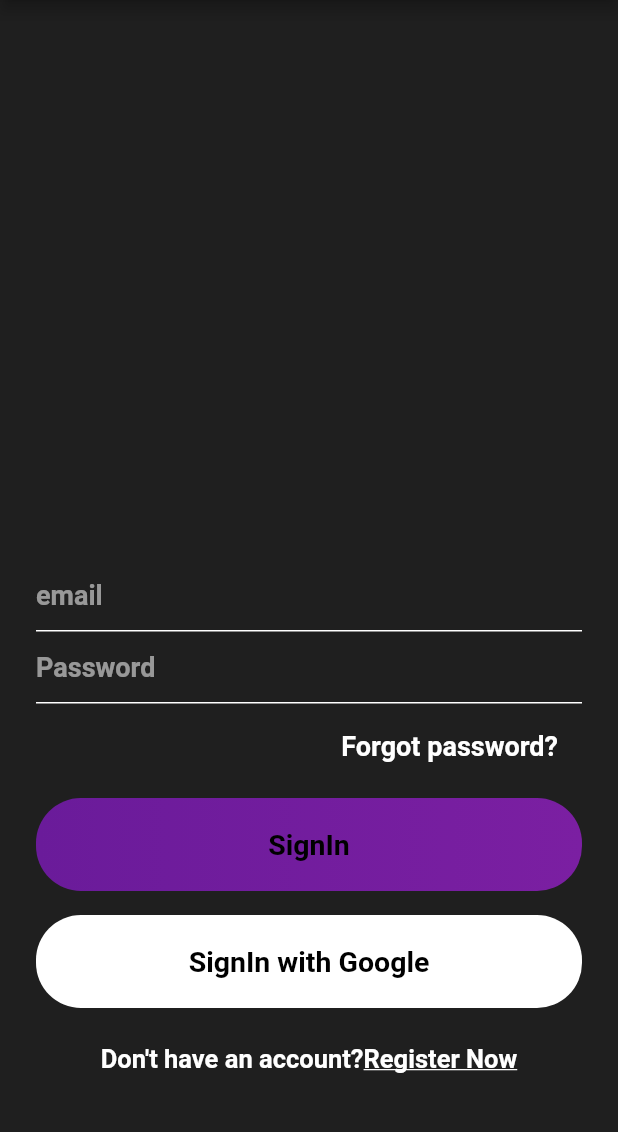
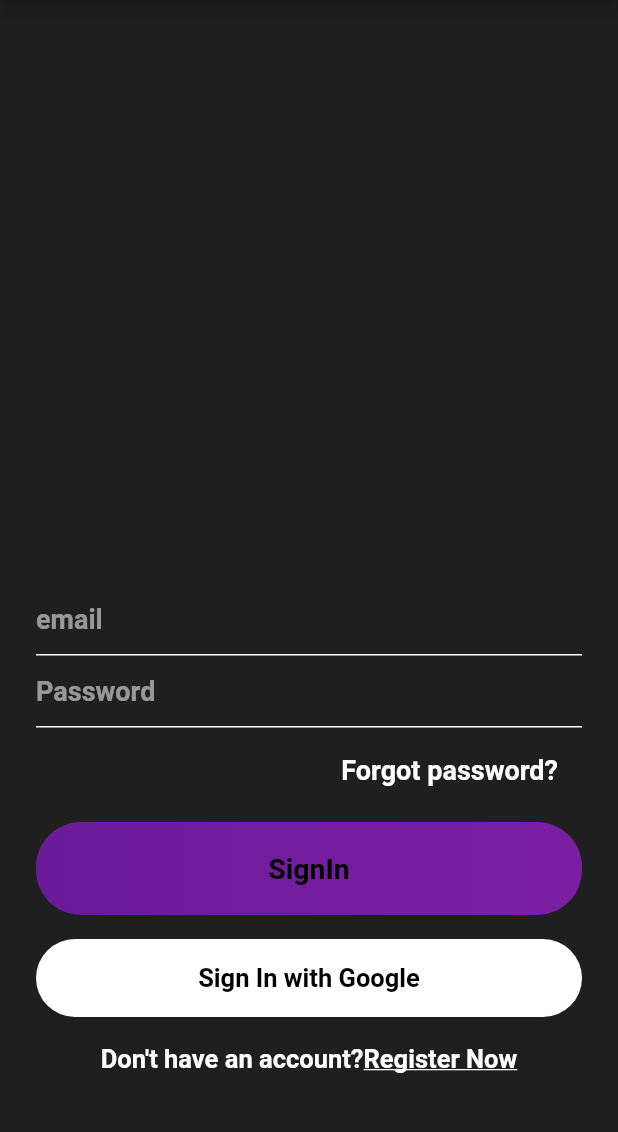
Before and after one commit to rohanpaul98/Medico, a Flutter app: the screen it shows after launch, on a phone screen of 412 x 824 dp, the part 84-1216 px from its top. Run offline on Flutter 3.47's test engine with Material 2 defaults, Android fonts, the phone set to English and light mode, and no system bars; our stand-ins replace cloud_firestore, firebase_auth, google_sign_in, rxdart, shared_preferences; accounts and stored records are empty.

Commit message:
3rd commit day2

```diff
--- a/lib/Views/signin.dart
+++ b/lib/Views/signin.dart
@@ -124,27 +124,31 @@ class _signinState extends State<signin> {
                     ),
                   ),
                   SizedBox(height: 16,),
-                  Container(
-                    alignment: Alignment.center,
-                    width: MediaQuery
-                        .of(context)
-                        .size
-                        .width,
-                    padding: EdgeInsets.symmetric(vertical: 20),
-                    decoration: BoxDecoration(
-                        color: Colors.white,
-                        borderRadius: BorderRadius.circular(30)
+                  GestureDetector(
+                    onTap: (){
+                      authMethods.googleSignIn();
+                    },
+                    child: Container(
+                      padding: EdgeInsets.symmetric(vertical: 16),
+                      decoration: BoxDecoration(
+                          borderRadius: BorderRadius.circular(30),
+                          color: Colors.white),
+                      width: MediaQuery.of(context).size.width,
+                      child: Text(
+                        "Sign In with Google",
+                        style:
+                        TextStyle(fontSize: 17, color: Colors.black,fontWeight: FontWeight.bold),
+                        textAlign: TextAlign.center,
+                      ),
                     ),
-                    child: Text('SignIn with Google',
-                      style: mediumTextStyle(),),
                   ),
-                  SizedBox(height: 16,),
+                  SizedBox(height: 10,),
                   Row(
                     mainAxisAlignment: MainAxisAlignment.center,
                     children: [
                       GestureDetector(
                         child: Container(
-                          padding: EdgeInsets.symmetric(vertical: 8),
+                          padding: EdgeInsets.symmetric(vertical: 6),
                           child: Text("Don't have an account?", style: TextStyle(
                             color: Colors.white,
                             fontSize: 17,
--- a/lib/services/Database.dart
+++ b/lib/services/Database.dart
@@ -3,7 +3,7 @@ import 'package:cloud_firestore/cloud_firestore.dart';
 class DatabaseMethods {
 
   uploadUserInfo(userMap){
-    Firestore.instance.collection("users").add(userMap)
+    Firestore.instance.collection("users").add(userMap);
   }
 
 
--- a/lib/services/auth.dart
+++ b/lib/services/auth.dart
@@ -1,8 +1,19 @@
+import 'package:cloud_firestore/cloud_firestore.dart';
 import 'package:firebase_auth/firebase_auth.dart';
+import 'package:google_sign_in/google_sign_in.dart';
 import 'package:medico/module/user.dart';
+import 'package:rxdart/rxdart.dart';
 
 class AuthMethods{
   final FirebaseAuth _auth = FirebaseAuth.instance;
+  final GoogleSignIn _googleSignIn = GoogleSignIn();
+  final Firestore _db = Firestore.instance;
+
+  Observable<FirebaseUser> user;
+  Observable<Map<String,dynamic>>profile;
+  PublishSubject loading = PublishSubject();
+
+
   User _userFromFirebaseUser(FirebaseUser user){
     return user!=null? User(userId: user.uid):null;
   }
@@ -15,6 +26,26 @@ class AuthMethods{
       print(e.toString());
     }
   }
+
+  Future<FirebaseUser> googleSignIn() async {
+    loading.add(true);
+    GoogleSignInAccount googleUser = await _googleSignIn.signIn();
+    GoogleSignInAuthentication googleAuth = await googleUser.authentication;
+  }
+
+  AuthMethods(){
+    user = Observable(_auth.onAuthStateChanged);
+    profile = user.switchMap((FirebaseUser u){
+      if(u !=null){
+        return _db.collection('users').document(u.uid).snapshots().map((snap) => snap.data);
+      }else{
+        return Observable.just({});
+      }
+    });
+  }
+
+
+
   Future signUpWithEmailAndPassword(String email,String password)async{
     try{
       AuthResult result = await _auth.createUserWithEmailAndPassword(email: email, password: password);
```
Also changed, not shown: lib/Views/signup.dart (+7 -2 lines), pubspec.yaml (+7 -0 lines), lib/Views/Profile.dart (added), pubspec.lock, 1 other file.
